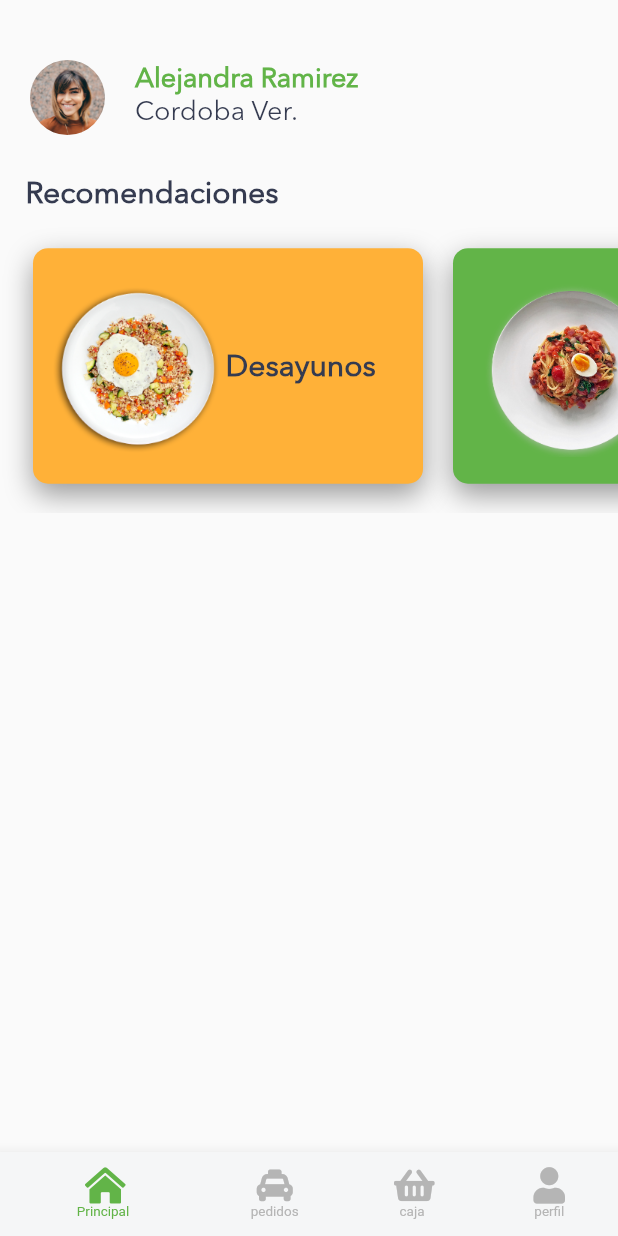
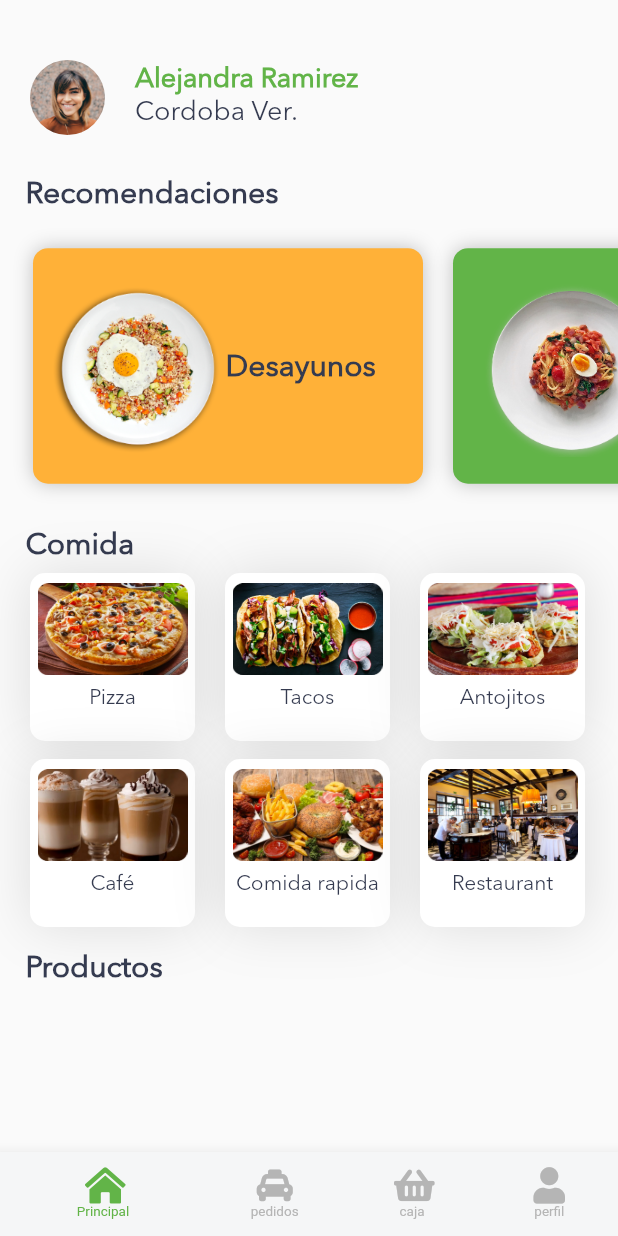
Before and after one commit to luisg84/taxiPago, a Flutter app: the screen it shows after launch, on a phone screen of 412 x 824 dp. Run offline on Flutter 3.47's test engine with Material 2 defaults, Android fonts, the phone set to English and light mode, and no system bars.

Commit message:
seccion de comida terminada

```diff
--- a/lib/src/routs/routs.dart
+++ b/lib/src/routs/routs.dart
@@ -1,10 +1,22 @@
+import 'package:taxi_pago_app/src/ui/screens/antojitos_page.dart';
+import 'package:taxi_pago_app/src/ui/screens/cafe_page.dart';
+import 'package:taxi_pago_app/src/ui/screens/fastfood_page.dart';
 import 'package:taxi_pago_app/src/ui/screens/home_page.dart';
 
 import 'package:flutter/material.dart';
+import 'package:taxi_pago_app/src/ui/screens/pizza_page.dart';
+import 'package:taxi_pago_app/src/ui/screens/rest_page.dart';
+import 'package:taxi_pago_app/src/ui/screens/tacos_page.dart';
 import 'package:taxi_pago_app/src/ui/widgets/navigation_bar.dart';
 
 Map<String, WidgetBuilder> getAplicationRoutes() {
   return <String, WidgetBuilder>{
     '/': (BuildContext context) => NavigationBar(),
+    'pizza': (BuildContext context) => pizzaPage(),
+    'tacos': (BuildContext context) => tacosPage(),
+    'antojitos': (BuildContext context) => antojitosPage(),
+    'cafe': (BuildContext context) => cafePage(),
+    'fastfood': (BuildContext context) => fastPage(),
+    'rest': (BuildContext context) => restPage(),
   };
 }
--- /dev/null
+++ b/lib/src/ui/screens/antojitos_page.dart
@@ -0,0 +1,12 @@
+import 'package:flutter/material.dart';
+
+class antojitosPage extends StatelessWidget {
+  @override
+  Widget build(BuildContext context) {
+    return Scaffold(
+      body: Center(
+        child: Text('antojitos'),
+      ),
+    );
+  }
+}
--- /dev/null
+++ b/lib/src/ui/screens/cafe_page.dart
@@ -0,0 +1,12 @@
+import 'package:flutter/material.dart';
+
+class cafePage extends StatelessWidget {
+  @override
+  Widget build(BuildContext context) {
+    return Scaffold(
+      body: Center(
+        child: Text('cafe'),
+      ),
+    );
+  }
+}
--- /dev/null
+++ b/lib/src/ui/screens/fastfood_page.dart
@@ -0,0 +1,12 @@
+import 'package:flutter/material.dart';
+
+class fastPage extends StatelessWidget {
+  @override
+  Widget build(BuildContext context) {
+    return Scaffold(
+      body: Center(
+        child: Text('comida Rapida'),
+      ),
+    );
+  }
+}
--- a/lib/src/ui/screens/home_page.dart
+++ b/lib/src/ui/screens/home_page.dart
@@ -1,6 +1,7 @@
 import 'package:flutter/material.dart';
 import 'package:taxi_pago_app/src/ui/widgets/avatar_home_widget.dart';
 import 'package:taxi_pago_app/src/ui/widgets/card_slide_widget.dart';
+import 'package:taxi_pago_app/src/ui/widgets/comida_menu_widget.dart';
 
 class HomePage extends StatelessWidget {
   @override
@@ -17,6 +18,14 @@ class HomePage extends StatelessWidget {
               height: 28.0,
             ),
             _Recomendaciones(),
+            SizedBox(
+              height: 10.0,
+            ),
+            _Comida(),
+            SizedBox(
+              height: 10.0,
+            ),
+            _Productos()
           ]),
     );
   }
@@ -41,4 +50,48 @@ class HomePage extends StatelessWidget {
       ],
     );
   }
+
+  Widget _Comida() {
+    return Column(
+      crossAxisAlignment: CrossAxisAlignment.start,
+      children: <Widget>[
+        Container(
+          margin: EdgeInsets.only(left: 17.0),
+          child: Text(
+            'Comida',
+            textAlign: TextAlign.left,
+            style: TextStyle(
+                fontSize: 20.0,
+                fontFamily: 'Avenir',
+                fontWeight: FontWeight.w600,
+                color: Color(0xFF353b50)),
+          ),
+        ),
+        ComidaMenuWidget(),
+        //CardSlideWidget()
+      ],
+    );
+  }
+
+  Widget _Productos() {
+    return Column(
+      crossAxisAlignment: CrossAxisAlignment.start,
+      children: <Widget>[
+        Container(
+          margin: EdgeInsets.only(left: 17.0),
+          child: Text(
+            'Productos',
+            textAlign: TextAlign.left,
+            style: TextStyle(
+                fontSize: 20.0,
+                fontFamily: 'Avenir',
+                fontWeight: FontWeight.w600,
+                color: Color(0xFF353b50)),
+          ),
+        ),
+
+        //CardSlideWidget()
+      ],
+    );
+  }
 }
--- /dev/null
+++ b/lib/src/ui/screens/pizza_page.dart
@@ -0,0 +1,12 @@
+import 'package:flutter/material.dart';
+
+class pizzaPage extends StatelessWidget {
+  @override
+  Widget build(BuildContext context) {
+    return Scaffold(
+      body: Center(
+        child: Text('Pizza'),
+      ),
+    );
+  }
+}
--- /dev/null
+++ b/lib/src/ui/screens/rest_page.dart
@@ -0,0 +1,12 @@
+import 'package:flutter/material.dart';
+
+class restPage extends StatelessWidget {
+  @override
+  Widget build(BuildContext context) {
+    return Scaffold(
+      body: Center(
+        child: Text('Restaurant'),
+      ),
+    );
+  }
+}
--- /dev/null
+++ b/lib/src/ui/screens/tacos_page.dart
@@ -0,0 +1,12 @@
+import 'package:flutter/material.dart';
+
+class tacosPage extends StatelessWidget {
+  @override
+  Widget build(BuildContext context) {
+    return Scaffold(
+      body: Center(
+        child: Text('Tacos'),
+      ),
+    );
+  }
+}
--- /dev/null
+++ b/lib/src/ui/widgets/cat_comida_widget.dart
@@ -0,0 +1,58 @@
+import 'package:flutter/material.dart';
+
+class CatComidaWidget extends StatelessWidget {
+  String pathImage = 'assets/img/recomendacion_desayuno.png';
+  String categoria = 'Tacos';
+  String ruta = 'tacos';
+
+  CatComidaWidget(this.pathImage, this.categoria, this.ruta);
+
+  @override
+  Widget build(BuildContext context) {
+    return _catCat(context);
+  }
+
+  Widget _catCat(BuildContext context) {
+    return InkWell(
+        child: Container(
+          height: 112,
+          width: 110,
+          margin: EdgeInsets.only(left: 20.0, bottom: 6, top: 6),
+          decoration: BoxDecoration(
+              color: Colors.white,
+              borderRadius: BorderRadius.all(Radius.circular(10.0)),
+              shape: BoxShape.rectangle,
+              boxShadow: <BoxShadow>[
+                BoxShadow(
+                    color: Color.fromARGB(30, 0, 0, 0),
+                    blurRadius: 30.0,
+                    offset: Offset(0.0, 0.0))
+              ]),
+          child: Column(
+            children: <Widget>[
+              Container(
+                width: 100,
+                height: 75,
+                child: Image(image: AssetImage(this.pathImage)),
+              ),
+              Text(
+                this.categoria,
+                style: TextStyle(
+                    fontSize: 14.0,
+                    fontFamily: 'Avenir',
+                    fontWeight: FontWeight.w500,
+                    color: Color(0xFF353b50)),
+              )
+            ],
+          ),
+        ),
+        onTap: () {
+          Navigator.pushNamed(context, this.ruta);
+
+          // final route = MaterialPageRoute(builder: (context) => AlertPage());
+          // Navigator.push(context, route);
+        }
+        //onTap: ,
+        );
+  }
+}
--- /dev/null
+++ b/lib/src/ui/widgets/comida_menu_widget.dart
@@ -0,0 +1,34 @@
+import 'package:flutter/material.dart';
+import 'package:taxi_pago_app/src/ui/widgets/cat_comida_widget.dart';
+
+class ComidaMenuWidget extends StatelessWidget {
+  @override
+  Widget build(BuildContext context) {
+    return Container(
+        child: Container(
+      child:
+          Row(crossAxisAlignment: CrossAxisAlignment.center, children: <Widget>[
+        Column(
+          children: <Widget>[
+            CatComidaWidget('assets/img/cat_pizza.png', 'Pizza', 'pizza'),
+            CatComidaWidget('assets/img/cat_cafe.png', 'Café', 'cafe')
+          ],
+        ),
+        Column(
+          children: <Widget>[
+            CatComidaWidget('assets/img/cat_tacos.png', 'Tacos', 'tacos'),
+            CatComidaWidget(
+                'assets/img/cat_fastfood.png', 'Comida rapida', 'fastfood')
+          ],
+        ),
+        Column(
+          children: <Widget>[
+            CatComidaWidget(
+                'assets/img/cat_antojitos.png', 'Antojitos', 'antojitos'),
+            CatComidaWidget('assets/img/cat_rest.png', 'Restaurant', 'rest')
+          ],
+        )
+      ]),
+    ));
+  }
+}
--- a/lib/src/ui/widgets/navigation_bar.dart
+++ b/lib/src/ui/widgets/navigation_bar.dart
@@ -23,11 +23,11 @@ class _NavigationBarState extends State<NavigationBar> {
   Widget build(BuildContext context) {
     return Scaffold(
       body: widgetsChildren[indexTap],
-      bottomNavigationBar: _Theme2(context),
+      bottomNavigationBar: Theme2(context),
     );
   }
 
-  Widget _Theme2(BuildContext context) {
+  Widget Theme2(BuildContext context) {
     return Theme(
         data: Theme.of(context).copyWith(
             canvasColor: Color(0xFFf5f6f7), primaryColor: Colors.purple),
--- a/lib/src/ui/widgets/recomendaciones_card_widget.dart
+++ b/lib/src/ui/widgets/recomendaciones_card_widget.dart
@@ -26,9 +26,9 @@ class RecomendacionesCardWidget extends StatelessWidget {
           shape: BoxShape.rectangle,
           boxShadow: <BoxShadow>[
             BoxShadow(
-                color: Colors.black38,
-                blurRadius: 15.0,
-                offset: Offset(0.0, 7.0))
+                color: Color.fromARGB(60, 0, 0, 0),
+                blurRadius: 10.0,
+                offset: Offset(0.0, 0.0))
           ]),
     );
   }
--- a/pubspec.yaml
+++ b/pubspec.yaml
@@ -46,6 +46,12 @@ flutter:
    - assets/img/recomendacion_desayuno.png
    - assets/img/recomendacion_comida.png
    - assets/img/recomendacion_comida2.png
+   - assets/img/cat_tacos.png
+   - assets/img/cat_antojitos.png
+   - assets/img/cat_cafe.png
+   - assets/img/cat_fastfood.png
+   - assets/img/cat_rest.png
+   - assets/img/cat_pizza.png
   #  - images/a_dot_ham.jpeg
 
   # An image asset can refer to one or more resolution-specific "variants", see
```
Also changed, not shown: assets/img/cat_antojitos.png (added), assets/img/cat_cafe.png (added), assets/img/cat_fastfood.png (added), assets/img/cat_pizza.png (added), assets/img/cat_rest.png (added), assets/img/cat_tacos.png (added), 1 other file.
